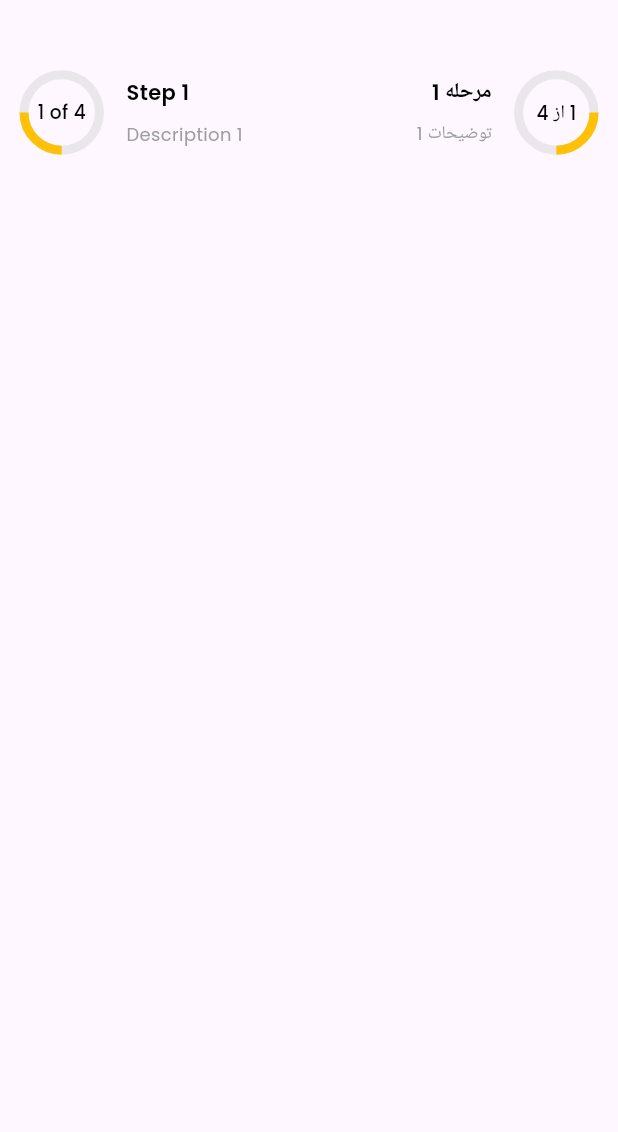
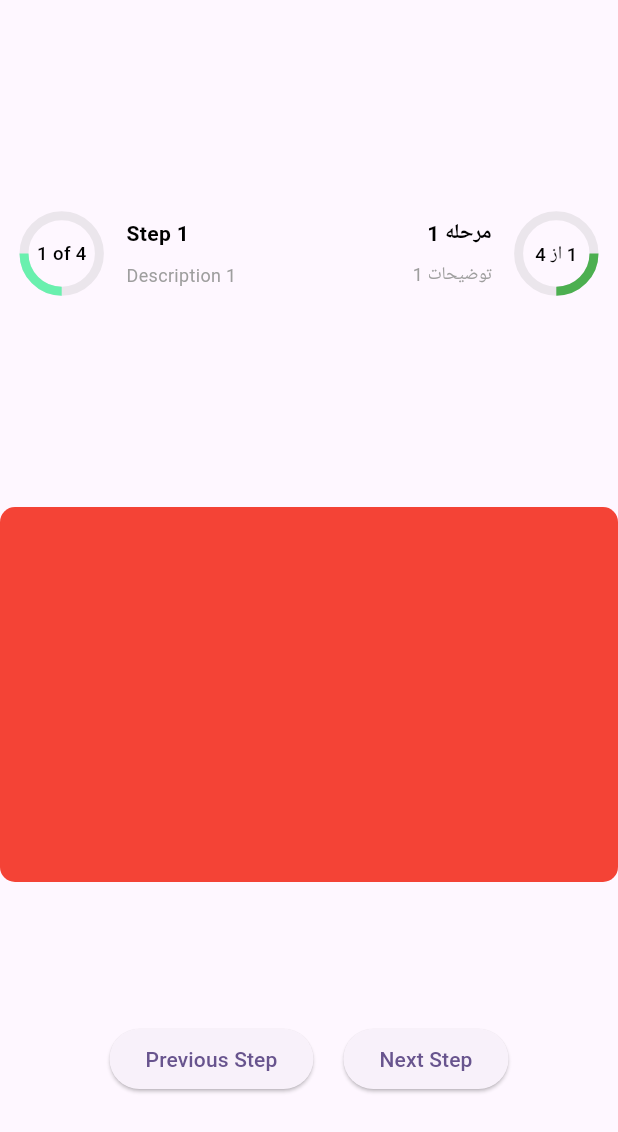
Before and after one commit to roozbehzamany/circle_stepper, a Flutter app: the screen it shows after launch, on a phone screen of 412 x 824 dp. Shown: the top 1132 px of the screen. Run offline on Flutter 3.47's test engine with Material 3 defaults, Android fonts, the phone set to English and light mode, and no system bars.

Commit message:
set slider to example

```diff
--- /dev/null
+++ b/example/lib/ImageSlider.dart
@@ -0,0 +1,78 @@
+import 'package:flutter/material.dart';
+
+class ImageSlider extends StatefulWidget {
+  final List<Color> color;
+  final int step; // Step input to control the current page
+
+  const ImageSlider({
+    Key? key,
+    required this.color,
+    required this.step, // Required step input
+  }) : super(key: key);
+
+  @override
+  _ImageSliderState createState() => _ImageSliderState();
+}
+
+class _ImageSliderState extends State<ImageSlider> {
+  late PageController _pageController;
+  int _currentPage = 0;
+
+  @override
+  void initState() {
+    super.initState();
+    _currentPage = widget.step; // Set initial page to the passed step value
+    _pageController = PageController(initialPage: _currentPage);
+  }
+
+  @override
+  void didUpdateWidget(covariant ImageSlider oldWidget) {
+    super.didUpdateWidget(oldWidget);
+
+    // If step is updated, animate to the new page
+    if (widget.step != _currentPage) {
+      setState(() {
+        _currentPage = widget.step;
+      });
+      _pageController.animateToPage(
+        _currentPage,
+        duration: const Duration(milliseconds: 500),
+        curve: Curves.easeInOut,
+      );
+    }
+  }
+
+  @override
+  void dispose() {
+    _pageController.dispose();
+    super.dispose();
+  }
+
+  @override
+  Widget build(BuildContext context) {
+    return SizedBox(
+      height: 250,
+      child: PageView.builder(
+        controller: _pageController,
+        onPageChanged: (int index) {
+          setState(() {
+            _currentPage = index;
+          });
+        },
+        itemCount: widget.color.length,
+        itemBuilder: (context, index) {
+          return _buildColorSlide(widget.color[index]);
+        },
+      ),
+    );
+  }
+
+  Widget _buildColorSlide(Color color) {
+    return ClipRRect(
+      borderRadius: BorderRadius.circular(10.0),
+      child: Container(
+        color: color,
+      ),
+    );
+  }
+}
--- a/example/lib/main.dart
+++ b/example/lib/main.dart
@@ -2,12 +2,39 @@ import 'package:circle_stepper/FilDirection.dart';
 import 'package:circle_stepper/circle_stepper.dart';
 import 'package:flutter/material.dart';
 
+import 'ImageSlider.dart';
+
 void main() {
-  runApp(const MyApp());
+  runApp( MyApp());
 }
 
-class MyApp extends StatelessWidget {
-  const MyApp({super.key});
+class MyApp extends StatefulWidget {
+  MyApp({super.key});
+
+  @override
+  State<MyApp> createState() => _MyAppState();
+}
+
+class _MyAppState extends State<MyApp> {
+  int step = 1;
+
+  final int totalSteps = 4;
+ // Total steps for the slider
+  void _increaseStep() {
+    setState(() {
+      if (step < totalSteps) {
+        step++; // Increase step but ensure it doesn't exceed totalSteps
+      }
+    });
+  }
+
+  void _decreaseStep() {
+    setState(() {
+      if (step > 1) {
+        step--; // Decrease step but ensure it doesn't go below 0
+      }
+    });
+  }
 
   // This widget is the root of your application.
   @override
@@ -20,7 +47,10 @@ class MyApp extends StatelessWidget {
       ),
       home: Scaffold(
         body: SafeArea(
-          child: Row(
+          child: Column(
+            mainAxisAlignment: MainAxisAlignment.spaceEvenly,
+            children: [
+              Row(
                 mainAxisAlignment: MainAxisAlignment.spaceBetween,
                 children: [
                   Container(
@@ -28,8 +58,8 @@ class MyApp extends StatelessWidget {
                     margin: EdgeInsets.symmetric(horizontal: 16),
                     child: CircleStepper(
                       fillDirection: FillDirection.clockwise,
-                  step: 1,
-                  totalSteps: 4,
+                      step: step,
+                      totalSteps: totalSteps,
                       betweenStepText: 'of',
                       stepTitles: const {
                         1: 'Step 1',
@@ -43,7 +73,7 @@ class MyApp extends StatelessWidget {
                         3: 'Description 3',
                         4: 'Description 4',
                       },
-                  progressColor: Colors.amber,
+                      progressColor: Colors.greenAccent,
                       backgroundColor: Colors.grey.withAlpha(50),
                     ),
                   ),
@@ -54,8 +84,8 @@ class MyApp extends StatelessWidget {
                       textDirection: TextDirection.rtl,
                       child: CircleStepper(
                         fillDirection: FillDirection.counterClockwise,
-                    step: 1,
-                    totalSteps: 4,
+                        step: step,
+                        totalSteps: totalSteps,
                         betweenStepText: 'از',
                         stepTitles: const {
                           1: 'مرحله 1',
@@ -69,10 +99,37 @@ class MyApp extends StatelessWidget {
                           3: 'توضیحات 3',
                           4: 'توضیحات 4',
                         },
-                    progressColor: Colors.amber,
+                        progressColor: Colors.green,
                         backgroundColor: Colors.grey.withAlpha(50),
                       ),
                     ),
+                  ),
+                ],
+              ),
+              Center(
+                child: ImageSlider(
+                  color: [
+                    Colors.red,
+                    Colors.amber,
+                    Colors.blue,
+                    Colors.pink,
+                  ],
+                  step: step-1,
+                ),
+              ),
+              Row(
+                mainAxisAlignment: MainAxisAlignment.center,
+                children: [
+                  ElevatedButton(
+                    onPressed: _decreaseStep, // Button to decrease step
+                    child: const Text('Previous Step'),
+                  ),
+                  const SizedBox(width: 20),
+                  ElevatedButton(
+                    onPressed: _increaseStep, // Button to increase step
+                    child: const Text('Next Step'),
+                  ),
+                ],
               ),
             ],
           ),
--- a/lib/circle_stepper.dart
+++ b/lib/circle_stepper.dart
@@ -2,9 +2,6 @@ library circle_stepper;
 
 import 'package:flutter/material.dart';
 
-import 'FilDirection.dart';
-
-import 'package:flutter/material.dart';
 import 'FilDirection.dart';
 
 class CircleStepper extends StatefulWidget {
--- a/pubspec.yaml
+++ b/pubspec.yaml
@@ -61,6 +61,6 @@ flutter:
 
     - family: Poppins
       fonts:
-        - asset: fonts/poppins/PoppinsLatin-Regular.ttf
+        - asset: fonts/PoppinsLatin-Regular.ttf
           style: normal
           weight: 400
```
Lines whose indentation alone changed are shown as unchanged.
